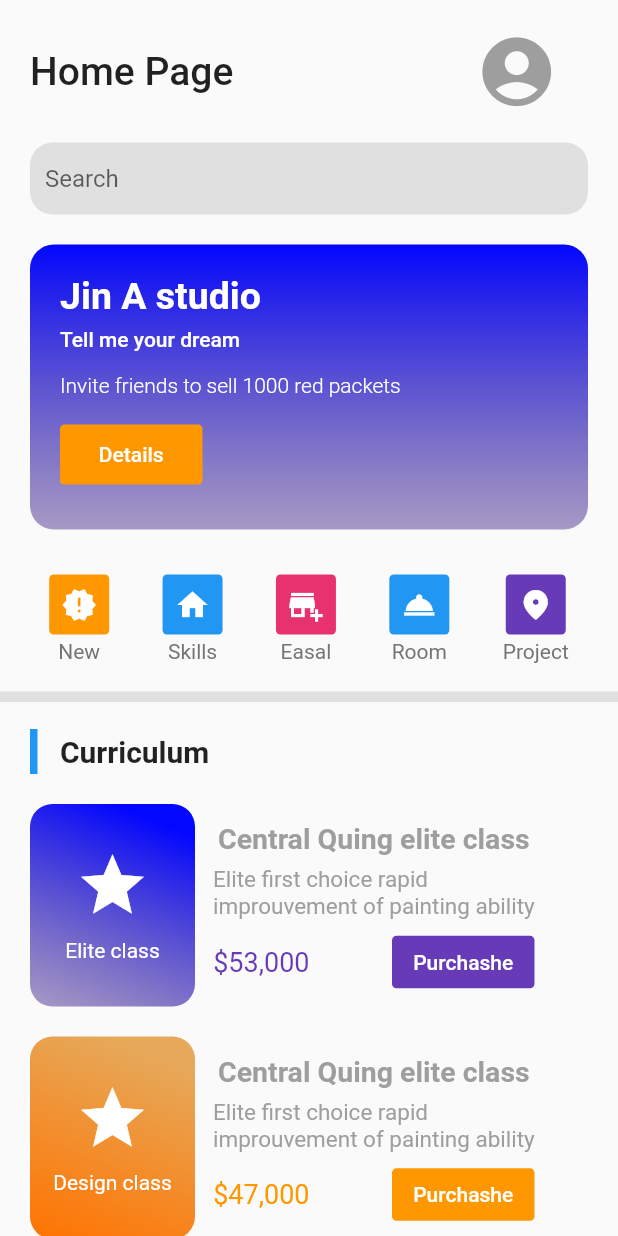
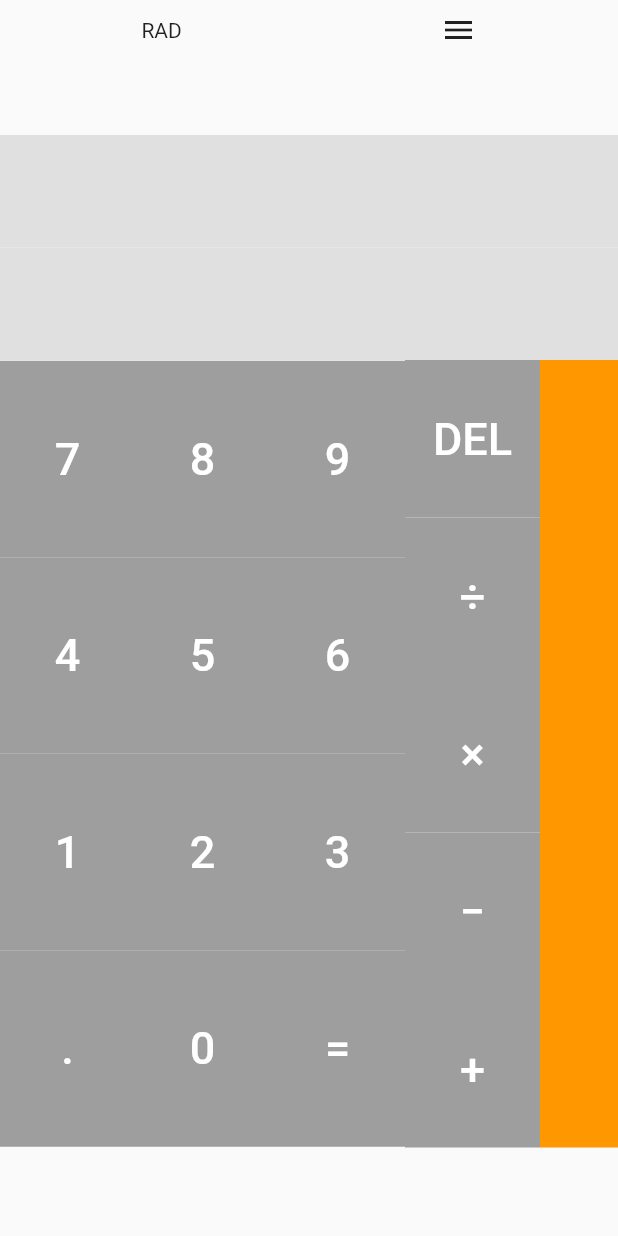
Before and after one commit to quantdev00/ui_with_flutter, a Flutter app: the screen it shows after launch, on a phone screen of 412 x 824 dp. Run offline on Flutter 3.47's test engine with Material 2 defaults, Android fonts, the light colour scheme and no system bars; our stand-ins replace sqflite; accounts and stored records are empty.

Commit message:
created new views

```diff
--- a/lib/main.dart
+++ b/lib/main.dart
@@ -1,22 +1,23 @@
+import 'package:auth_phone/to_do/main_app.dart';
 import 'package:auth_phone/views/main_ui_practicing.dart';
+import 'package:auth_phone/views/simple_calculator/calculator_ui.dart';
 import 'package:flutter/material.dart';
 
 void main() {
-  runApp(const MyApp());
+  runApp(MyApp());
 }
 
 class MyApp extends StatelessWidget {
-  const MyApp({Key key}) : super(key: key);
-
   // This widget is the root of your application.
   @override
   Widget build(BuildContext context) {
     return MaterialApp(
+      debugShowCheckedModeBanner: false,
       title: 'Flutter Demo',
       theme: ThemeData(
         primarySwatch: Colors.blue,
       ),
-      home: const MainUi(),
+      home: const CalculatorUi(),
     );
   }
 }
--- a/lib/views/login_view.dart
+++ b/lib/views/login_view.dart
@@ -1,7 +1,7 @@
 import 'package:flutter/material.dart';
 
 class HomePage extends StatefulWidget {
-  const HomePage({Key key}) : super(key: key);
+  const HomePage({super.key});
 
   @override
   State<HomePage> createState() => _HomePageState();
@@ -22,7 +22,7 @@ class _HomePageState extends State<HomePage> {
                 Icons.flutter_dash,
                 size: 100,
               ),
-              SizedBox(height: 60),
+              const SizedBox(height: 60),
               const Text(
                 'Hello!',
                 style: TextStyle(
--- a/lib/views/main_ui_practicing.dart
+++ b/lib/views/main_ui_practicing.dart
@@ -1,7 +1,7 @@
 import 'package:flutter/material.dart';
 
 class MainUi extends StatefulWidget {
-  const MainUi({Key key}) : super(key: key);
+  const MainUi({super.key});
 
   @override
   State<MainUi> createState() => _MainUiState();
@@ -212,7 +212,11 @@ class _MainUiState extends State<MainUi> {
 
 //*Function for the 5 little widgets after the Jin A studio
 
-Widget myIcon({Color widgetColor, IconData widgetIcon, String widgetText}) {
+Widget myIcon({
+  required Color widgetColor,
+  required IconData widgetIcon,
+  required String widgetText,
+}) {
   return Column(
     children: [
       Container(
@@ -240,12 +244,12 @@ Widget myIcon({Color widgetColor, IconData widgetIcon, String widgetText}) {
 
 //*Function for creating Classe Elite, etc
 Widget cardCurriculum({
-  Color widgetColorGrandiant1,
-  Color widgetColorGrandiant2,
-  String widgetLeftBoxName,
-  String widgetRightBoxName,
-  Color widgetColorLeftBoxPrice,
-  Color boxColorPurshase,
+  required Color widgetColorGrandiant1,
+  required Color widgetColorGrandiant2,
+  required String widgetLeftBoxName,
+  required String widgetRightBoxName,
+  required Color widgetColorLeftBoxPrice,
+  required Color boxColorPurshase,
 }) {
   return Padding(
     padding: const EdgeInsets.only(left: 20, right: 20, top: 20),
--- /dev/null
+++ b/lib/views/simple_calculator/calculator_ui.dart
@@ -0,0 +1,197 @@
+import 'package:flutter/material.dart';
+import 'package:flutter/services.dart';
+
+class CalculatorUi extends StatefulWidget {
+  const CalculatorUi({super.key});
+
+  @override
+  State<CalculatorUi> createState() => _CalculatorUiState();
+}
+
+class _CalculatorUiState extends State<CalculatorUi> {
+  late final TextEditingController _controllerTextField1;
+  late final TextEditingController _controllerTextField2;
+
+  @override
+  void initState() {
+    _controllerTextField1 = TextEditingController();
+    _controllerTextField2 = TextEditingController();
+    super.initState();
+  }
+
+  @override
+  void dispose() {
+    _controllerTextField1.dispose();
+    _controllerTextField2.dispose();
+    super.dispose();
+  }
+
+  @override
+  Widget build(BuildContext context) {
+    return SafeArea(
+      child: Scaffold(
+        body: SingleChildScrollView(
+          child: Column(
+            children: [
+              Padding(
+                padding: const EdgeInsets.all(8.0),
+                child: Row(
+                  mainAxisAlignment: MainAxisAlignment.spaceAround,
+                  children: const [
+                    Text('RAD'),
+                    Icon(
+                      Icons.menu,
+                    )
+                  ],
+                ),
+              ),
+              const SizedBox(height: 50),
+              //* TextField 1
+              Container(
+                color: Colors.grey[300],
+                height: 75,
+                child: Padding(
+                  padding: const EdgeInsets.only(right: 10),
+                  child: TextField(
+                    controller: _controllerTextField1,
+                    cursorColor: Colors.orange,
+                    style: TextStyle(
+                      fontSize: 45,
+                      color: Colors.grey[700],
+                    ),
+                    readOnly: true,
+                    autofocus: false,
+                    textAlign: TextAlign.end,
+                    autocorrect: false,
+                    cursorHeight: 50,
+                    keyboardType: TextInputType.number,
+                    decoration: const InputDecoration(
+                      border: InputBorder.none,
+                    ),
+                  ),
+                ),
+              ),
+
+              //*TextField 2
+
+              Container(
+                color: Colors.grey[300],
+                height: 75,
+                child: Padding(
+                  padding: const EdgeInsets.only(right: 10),
+                  child: TextField(
+                    controller: _controllerTextField2,
+                    readOnly: true,
+                    autofocus: false,
+                    textAlign: TextAlign.end,
+                    autocorrect: false,
+                    cursorHeight: 50,
+                    cursorColor: Colors.orange,
+                    keyboardType: TextInputType.number,
+                    style: TextStyle(
+                      fontSize: 30,
+                      color: Colors.grey[500],
+                    ),
+                    decoration: const InputDecoration(
+                      border: InputBorder.none,
+                    ),
+                  ),
+                ),
+              ),
+
+              Row(children: [
+                Column(
+                  children: [
+                    calcButton(text: '7'),
+                    calcButton(text: '4'),
+                    calcButton(text: '1'),
+                    calcButton(text: '.'),
+                  ],
+                ),
+                Column(
+                  children: [
+                    calcButton(text: '8'),
+                    calcButton(text: '5'),
+                    calcButton(text: '2'),
+                    calcButton(text: '0'),
+                  ],
+                ),
+                Column(
+                  children: [
+                    calcButton(text: '9'),
+                    calcButton(text: '6'),
+                    calcButton(text: '3'),
+                    calcButton(text: '='),
+                  ],
+                ),
+                Column(
+                  children: [
+
+                    signButton(text: 'DEL'),
+                    signButton(text: '÷'),
+                    signButton(text: '×'),
+                    signButton(text: '−'),
+                    signButton(text: '+'),
+                  ],
+                ),
+                Expanded(
+                  child: Container(
+                    height: 525,
+                    width: 20,
+                    color: Colors.orange,
+                  ),
+                )
+              ]),
+            ],
+          ),
+        ),
+      ),
+    );
+  }
+}
+
+Widget calcButton({
+  required text,
+}) {
+  return Container(
+    height: 131,
+    width: 90,
+    decoration: const BoxDecoration(
+      color: Colors.grey,
+    ),
+    child: TextButton(
+      onPressed: () {
+        // final controllerSend = _
+      },
+      child: Text(
+        text,
+        style: const TextStyle(
+          color: Colors.white,
+          fontSize: 30,
+        ),
+      ),
+    ),
+  );
+}
+
+Widget signButton({
+  required text,
+}) {
+  return Container(
+    height: 105,
+    width: 90,
+    decoration: const BoxDecoration(
+      color: Colors.grey,
+    ),
+    child: TextButton(
+      onPressed: () {},
+      child: Text(
+        text,
+        style: const TextStyle(
+          color: Colors.white,
+          fontSize: 30,
+        ),
+      ),
+    ),
+  );
+}
--- a/pubspec.yaml
+++ b/pubspec.yaml
@@ -18,7 +18,7 @@ publish_to: 'none' # Remove this line if you wish to publish to pub.dev
 version: 1.0.0+1
 
 environment:
-  sdk: ">=2.7.1 <3.0.0"
+  sdk: ">=2.17.1 <3.0.0"
 
 # Dependencies specify other packages that your package needs in order to work.
 # To automatically upgrade your package dependencies to the latest versions
@@ -34,6 +34,10 @@ dependencies:
   # The following adds the Cupertino Icons font to your application.
   # Use with the CupertinoIcons class for iOS style icons.
   cupertino_icons: ^1.0.2
+  bloc: ^8.1.0
+  sqflite: ^2.1.0
+  path: ^1.8.2
+  path_provider: ^2.0.11
 
 dev_dependencies:
   flutter_test:
```
Also changed, not shown: lib/to_do/constant/constant.dart (added, +14 -0 lines), lib/to_do/database/database_todo.dart (added, +31 -0 lines), lib/to_do/database/exceptions.dart (added, +11 -0 lines), lib/to_do/database/save_todos_service.dart (added, +97 -0 lines), lib/to_do/main_app.dart (added, +65 -0 lines), lib/views/new_login_view.dart (added, +100 -0 lines), pubspec.lock, 2 other files.
